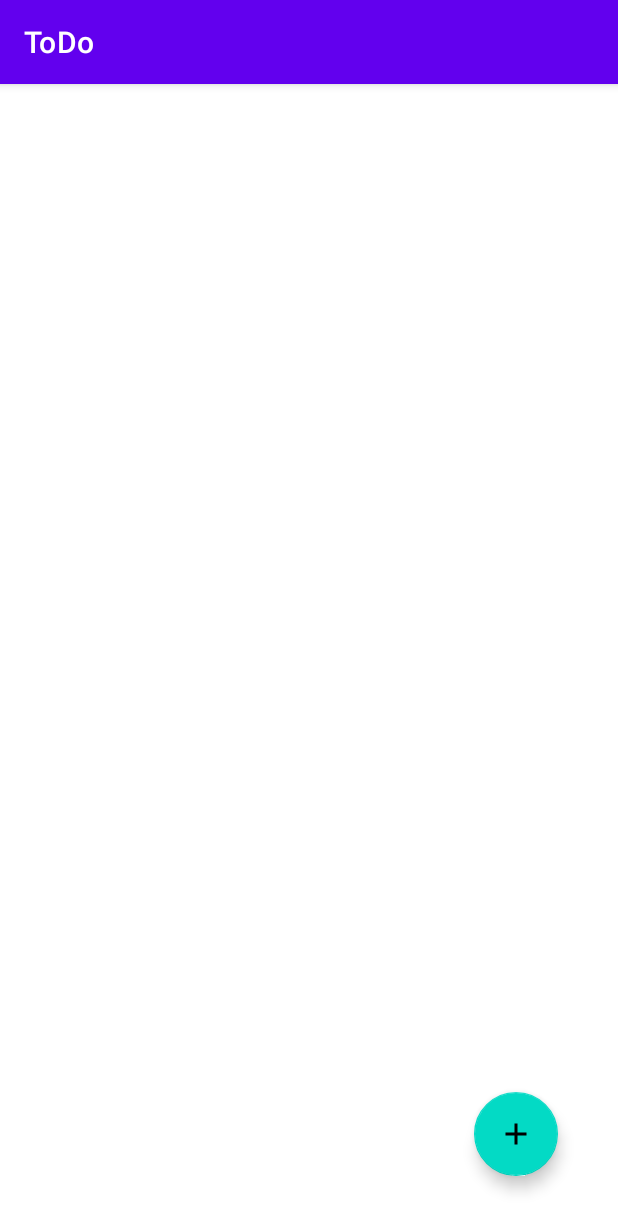
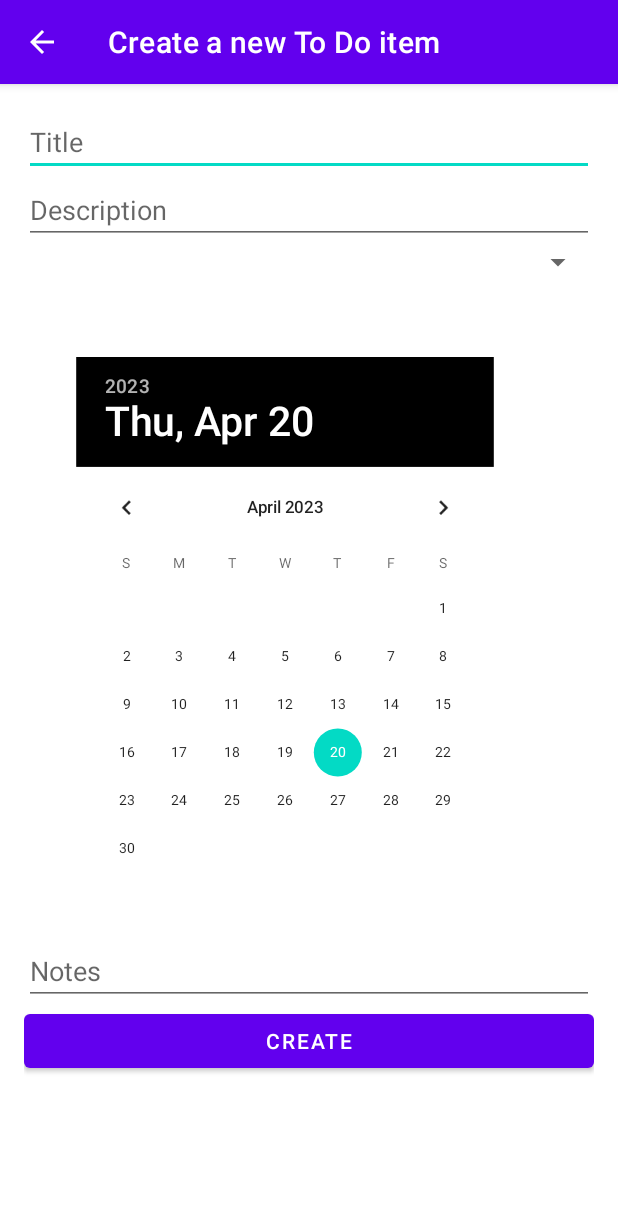
Before and after one commit to TimothyBorghouts/ToDo-App, an Android app: the screen it shows after launch (ListActivity before the commit, AddActivity after it), after a tap on "TODO", on a phone screen of 412 x 824 dp. Shown: the top 1231 px of the screen. Run offline under Robolectric (Android 15) with nearby library versions, the phone set to English and light mode, and no system bars.

Commit message:
Created activity and functionality to add an item to the list and in the sqlite database.

```diff
--- a/app/src/main/java/com/example/todo/database/SqliteManager.java
+++ b/app/src/main/java/com/example/todo/database/SqliteManager.java
@@ -99,13 +99,12 @@ public class SqliteManager extends SQLiteOpenHelper {
         }
 
         while (cursor.moveToNext()){
-            int id = Integer.parseInt(cursor.getString(0));
             String title = cursor.getString(1);
             String description = cursor.getString(2);
             int priority = Integer.parseInt(cursor.getString(3));
             String due_date = cursor.getString(4);
             String notes = cursor.getString(5);
-            todoItems.add(new TodoItem(id, title, description, priority, due_date, notes));
+            todoItems.add(new TodoItem(title, description, priority, due_date, notes));
         }
 
         Log.i(tag, " received all items from database");
--- /dev/null
+++ b/app/src/main/java/com/example/todo/ui/AddActivity.java
@@ -0,0 +1,62 @@
+package com.example.todo.ui;
+
+import androidx.appcompat.app.AppCompatActivity;
+
+import android.content.Intent;
+import android.os.Bundle;
+import android.view.View;
+import android.widget.Button;
+import android.widget.DatePicker;
+import android.widget.EditText;
+import android.widget.Spinner;
+
+import com.example.todo.R;
+import com.example.todo.database.SqliteManager;
+import com.example.todo.model.TodoItem;
+
+public class AddActivity extends AppCompatActivity {
+
+    private EditText titleEditText;
+    private EditText descriptionEditText;
+    private Spinner prioritySpinner;
+    private DatePicker dueDatePicker;
+    private EditText notesEditText;
+    private Button createButton;
+
+    @Override
+    protected void onCreate(Bundle savedInstanceState) {
+        super.onCreate(savedInstanceState);
+        setContentView(R.layout.activity_add);
+
+        titleEditText = findViewById(R.id.title_edittext);
+        descriptionEditText = findViewById(R.id.description_edittext);
+        prioritySpinner = findViewById(R.id.priority_spinner);
+        dueDatePicker = findViewById(R.id.due_datepicker);
+        notesEditText = findViewById(R.id.notes_edittext);
+
+        createButton = findViewById(R.id.createButton);
+        createButton.setOnClickListener(new View.OnClickListener() {
+            @Override
+            public void onClick(View v) {
+                saveItem();
+                Intent intent = new Intent(AddActivity.this, ListActivity.class);
+                startActivity(intent);
+            }
+        });
+    }
+
+    private void saveItem() {
+        String title = titleEditText.getText().toString();
+        String description = descriptionEditText.getText().toString();
+        int priority = 2;
+        int year = dueDatePicker.getYear();
+        int month = dueDatePicker.getMonth() + 1;
+        int day = dueDatePicker.getDayOfMonth();
+        String dueDate = year + "-" + month + "-" + day;
+        String notes = notesEditText.getText().toString();
+
+        TodoItem newTodoItem = new TodoItem(title, description, priority, dueDate, notes);
+        SqliteManager sqliteManager = new SqliteManager(this);
+        sqliteManager.insert(newTodoItem);
+    }
+}
--- a/app/src/main/java/com/example/todo/ui/ListActivity.java
+++ b/app/src/main/java/com/example/todo/ui/ListActivity.java
@@ -3,13 +3,17 @@ package com.example.todo.ui;
 import androidx.appcompat.app.AppCompatActivity;
 import androidx.recyclerview.widget.RecyclerView;
 
+import android.content.Intent;
 import android.os.Bundle;
 import android.util.Log;
 import android.view.View;
 
 import com.example.todo.R;
 import com.example.todo.database.SqliteManager;
+import com.example.todo.model.TodoItem;
 import com.google.android.material.floatingactionbutton.FloatingActionButton;
+
+import java.util.ArrayList;
 
 public class ListActivity extends AppCompatActivity {
 
@@ -19,6 +23,7 @@ public class ListActivity extends AppCompatActivity {
     FloatingActionButton addButton;
 
     SqliteManager sqliteManager;
+    ArrayList<TodoItem> todoItems;
 
     @Override
     protected void onCreate(Bundle savedInstanceState) {
@@ -33,7 +38,11 @@ public class ListActivity extends AppCompatActivity {
             @Override
             public void onClick(View view) {
                 Log.i(tag, " Clicked on add button and go to Add Activity");
+                Intent intent = new Intent(ListActivity.this, AddActivity.class);
+                startActivity(intent);
             }
         });
+
+        //todoItems = sqliteManager.getAll();
     }
 }
--- /dev/null
+++ b/app/src/main/res/layout/activity_add.xml
@@ -0,0 +1,57 @@
+<?xml version="1.0" encoding="utf-8"?>
+<LinearLayout xmlns:android="http://schemas.android.com/apk/res/android"
+    android:orientation="vertical"
+    android:layout_width="match_parent"
+    android:layout_height="match_parent"
+    android:padding="16dp">
+
+    <EditText
+        android:id="@+id/title_edittext"
+        android:layout_width="match_parent"
+        android:layout_height="wrap_content"
+        android:hint="Title"
+        android:inputType="text"
+        android:maxLines="1" />
+
+    <EditText
+        android:id="@+id/description_edittext"
+        android:layout_width="match_parent"
+        android:layout_height="wrap_content"
+        android:hint="Description"
+        android:inputType="text"
+        android:maxLines="4" />
+
+    <Spinner
+        android:id="@+id/priority_spinner"
+        android:layout_width="match_parent"
+        android:layout_height="wrap_content" />
+
+    <DatePicker
+        android:id="@+id/due_datepicker"
+        android:layout_width="wrap_content"
+        android:layout_height="wrap_content"
+        android:layout_marginTop="8dp"
+        android:scaleY="0.8"
+        android:scaleX="0.8"
+        android:calendarTextColor="@color/black"
+        android:headerBackground="@color/black"
+        android:datePickerMode="calendar"
+        android:colorControlActivated="@color/black"
+        android:calendarViewShown="false"
+        android:spinnersShown="false" />
+
+    <EditText
+        android:id="@+id/notes_edittext"
+        android:layout_width="match_parent"
+        android:layout_height="wrap_content"
+        android:hint="Notes"
+        android:inputType="text"
+        android:maxLines="4" />
+
+    <Button
+        android:id="@+id/createButton"
+        android:layout_width="match_parent"
+        android:layout_height="wrap_content"
+        android:text="Create" />
+
+</LinearLayout>
```
Also changed, not shown: app/src/main/AndroidManifest.xml (+7 -1 lines), app/src/main/java/com/example/todo/model/TodoItem.java (+1 -10 lines).
